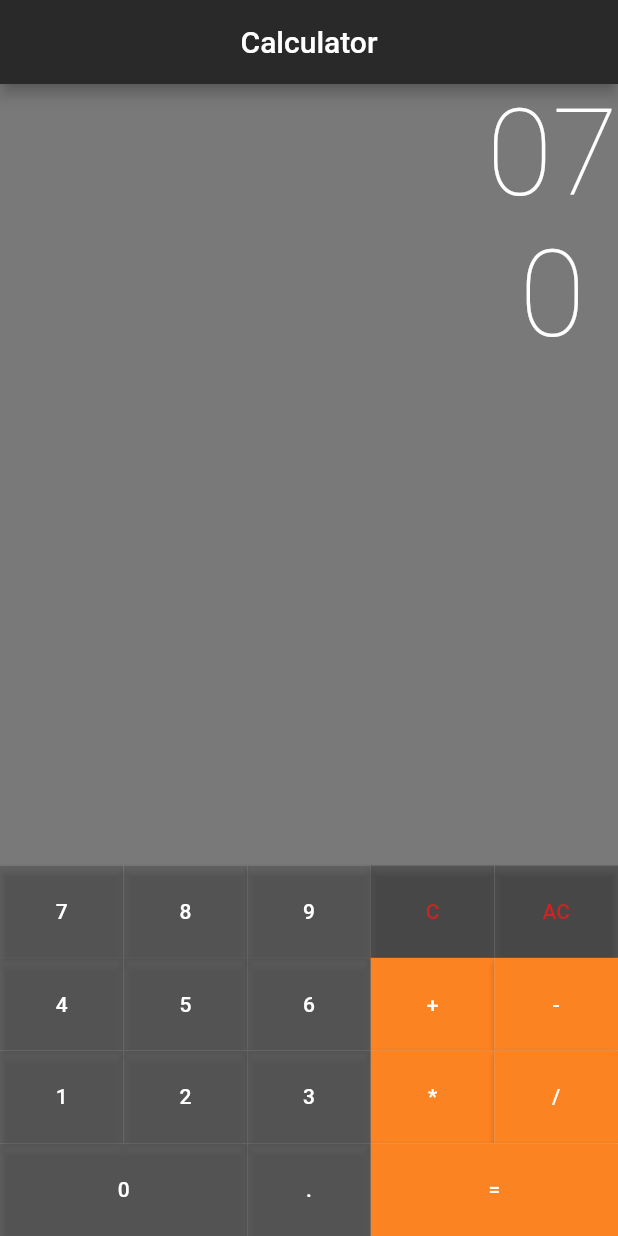
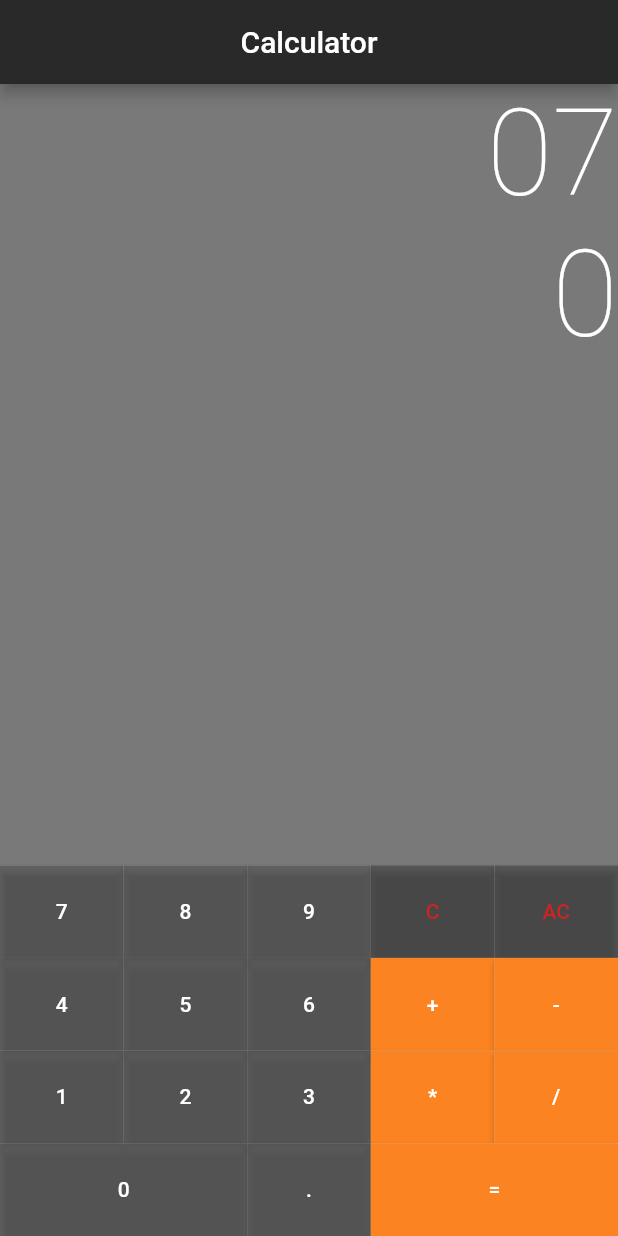
Before and after one commit to DaviPrograme/Flutter_start_42, a Flutter app: the screen it shows after launch, after a tap on an icon or button, on a phone screen of 412 x 824 dp. Run offline on Flutter 3.47's test engine with Material 2 defaults, Android fonts, the phone set to English and light mode, and no system bars; drawn by our look-alikes of auto_size_text.

Commit message:
FIX: no exercicio 3 a medida que colocavamos mais caracteres na variavel _expression o dyplay do _result caminhava para o centro da tela, para não acontecer mais isso esse fix foi criado

```diff
--- a/ex03/lib/display.dart
+++ b/ex03/lib/display.dart
@@ -13,9 +13,10 @@ class DisplayCalculator extends StatelessWidget{
       flex: 1,
       child: Container(
         width: double.infinity,
-        alignment: Alignment.centerRight,
         decoration: BoxDecoration(color: Color.fromARGB(255, 122, 121, 121)),
-          child: Column(children: [
+          child: Column(
+            crossAxisAlignment: CrossAxisAlignment.end,
+            children: [
             AutoSizeText (
               expression,
               minFontSize: 20,
```
